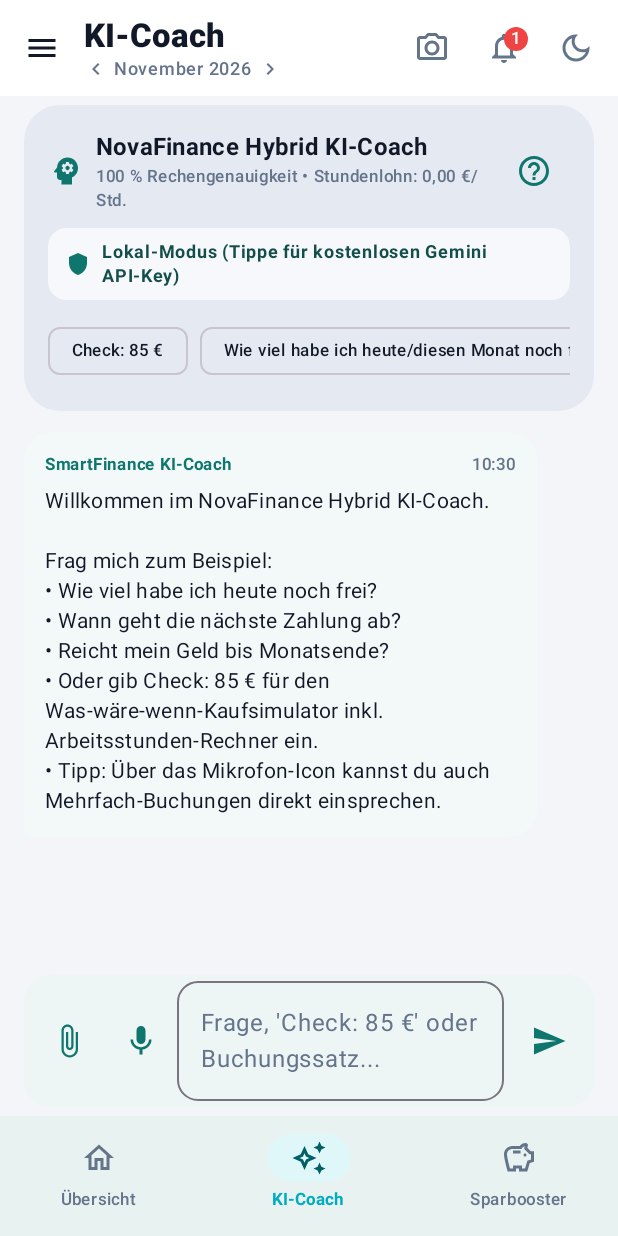
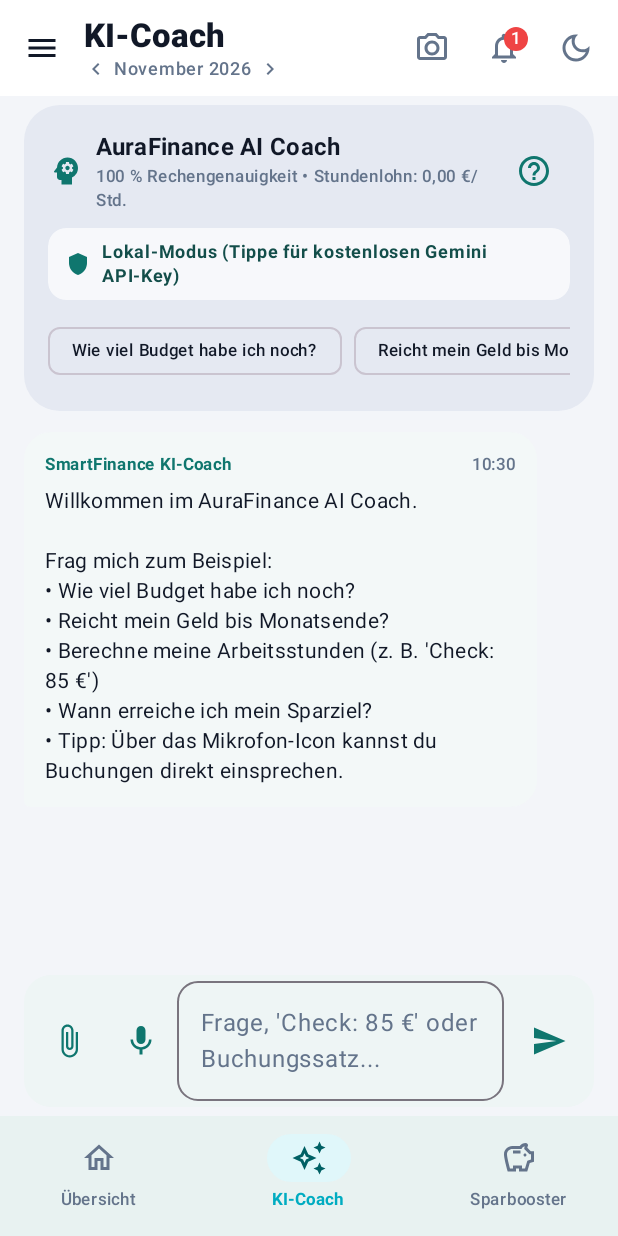
Before and after one commit to ShelbyGD/Finanzen, an Android app built with Jetpack Compose: the screen it shows after launch (MainActivity), item 2 of the bottom bar chosen, on a phone screen of 412 x 824 dp. Run offline under Robolectric (Android 15) with nearby library versions, the phone set to English and light mode, and no system bars; our stand-ins replace Room's generated code.

Commit message:
Optimize drawer width/icons, rebrand to AuraFinance AI with new icon, and clean up AI coach intro

```diff
--- a/app/src/main/java/de/smartfinance/app/MainActivity.kt
+++ b/app/src/main/java/de/smartfinance/app/MainActivity.kt
@@ -37,6 +37,13 @@ import androidx.compose.material.icons.outlined.Home
 import androidx.compose.material.icons.outlined.LightMode
 import androidx.compose.material.icons.outlined.Notifications
 import androidx.compose.material.icons.outlined.Savings
+import androidx.compose.material.icons.automirrored.filled.List
+import androidx.compose.material.icons.filled.Archive
+import androidx.compose.material.icons.filled.Home
+import androidx.compose.material.icons.filled.Info
+import androidx.compose.material.icons.filled.Lock
+import androidx.compose.material.icons.filled.Settings
+import androidx.compose.material.icons.filled.Star
 import androidx.compose.material3.Badge
 import androidx.compose.material3.BadgedBox
 import androidx.compose.material3.DrawerValue
@@ -47,7 +54,6 @@ import androidx.compose.material3.Icon
 import androidx.compose.material3.IconButton
 import androidx.compose.material3.MaterialTheme
 import androidx.compose.material3.ModalDrawerSheet
-import androidx.compose.material3.HorizontalDivider
 import androidx.compose.material3.ModalNavigationDrawer
 import androidx.compose.material3.NavigationBar
 import androidx.compose.material3.NavigationBarItem
@@ -190,22 +196,19 @@ fun SmartFinanceRootApp(viewModel: SmartFinanceViewModel) {
         drawerState = drawerState,
         drawerContent = {
             ModalDrawerSheet(
-                modifier = Modifier.width(320.dp)
+                drawerContainerColor = MaterialTheme.colorScheme.surface,
+                modifier = Modifier.width(280.dp)
             ) {
-                // Header im linken Hamburger-Menü: Clean M3 Surface (kein lila Balken)
-                Surface(
-                    color = MaterialTheme.colorScheme.surface,
-                    modifier = Modifier.fillMaxWidth()
-                ) {
+                // Header im linken Hamburger-Menü: Einheitliche Clean M3 Surface
                 Column(
                     modifier = Modifier
                         .fillMaxWidth()
-                            .padding(horizontal = 24.dp, vertical = 24.dp),
+                        .padding(horizontal = 20.dp, vertical = 20.dp),
                     verticalArrangement = Arrangement.spacedBy(4.dp)
                 ) {
                     Text(
-                            text = "NovaFinance",
-                            style = MaterialTheme.typography.headlineSmall,
+                        text = "AuraFinance AI",
+                        style = MaterialTheme.typography.titleLarge,
                         fontWeight = FontWeight.Bold,
                         color = MaterialTheme.colorScheme.onSurface
                     )
@@ -214,7 +217,7 @@ fun SmartFinanceRootApp(viewModel: SmartFinanceViewModel) {
                         style = MaterialTheme.typography.labelMedium,
                         color = MaterialTheme.colorScheme.onSurfaceVariant
                     )
-                        Spacer(modifier = Modifier.height(6.dp))
+                    Spacer(modifier = Modifier.height(4.dp))
                     Surface(
                         shape = RoundedCornerShape(8.dp),
                         color = if (activeTier == AppTier.PRO_FULL) {
@@ -236,13 +239,28 @@ fun SmartFinanceRootApp(viewModel: SmartFinanceViewModel) {
                         )
                     }
                 }
-                }
 
                 HorizontalDivider(color = MaterialTheme.colorScheme.outlineVariant.copy(alpha = 0.5f))
                 Spacer(modifier = Modifier.height(8.dp))
 
                 DrawerDestination.entries.forEach { destination ->
+                    val destinationIcon = when (destination) {
+                        DrawerDestination.COCKPIT -> Icons.Default.Home
+                        DrawerDestination.INSTALLMENTS -> Icons.AutoMirrored.Filled.List
+                        DrawerDestination.ARCHIVE -> Icons.Default.Archive
+                        DrawerDestination.DATA_VAULT -> Icons.Default.Lock
+                        DrawerDestination.SETTINGS_DEMO -> Icons.Default.Settings
+                        DrawerDestination.HELP_CHANGELOG -> Icons.Default.Info
+                        DrawerDestination.LITE_PRO_OVERVIEW -> Icons.Default.Star
+                    }
                     NavigationDrawerItem(
+                        icon = {
+                            Icon(
+                                imageVector = destinationIcon,
+                                contentDescription = null,
+                                modifier = Modifier.size(20.dp)
+                            )
+                        },
                         label = {
                             Text(
                                 text = destination.title,
@@ -260,13 +278,6 @@ fun SmartFinanceRootApp(viewModel: SmartFinanceViewModel) {
                 }
 
                 Spacer(modifier = Modifier.weight(1f))
-                HorizontalDivider(modifier = Modifier.padding(horizontal = 16.dp))
-                Text(
-                    text = "100 % Lokal • Room DB Safe-Update • v${BuildConfig.VERSION_NAME} (#${BuildConfig.BUILD_NUMBER})",
-                    style = MaterialTheme.typography.labelSmall,
-                    color = MaterialTheme.colorScheme.onSurfaceVariant,
-                    modifier = Modifier.padding(16.dp)
-                )
             }
         }
     ) {
--- a/app/src/main/java/de/smartfinance/app/ui/SmartFinanceViewModel.kt
+++ b/app/src/main/java/de/smartfinance/app/ui/SmartFinanceViewModel.kt
@@ -165,13 +165,13 @@ class SmartFinanceViewModel(application: Application) : AndroidViewModel(applica
         listOf(
             ChatMessage(
                 senderIsUser = false,
-                text = "Willkommen im NovaFinance Hybrid KI-Coach.\n\n" +
+                text = "Willkommen im AuraFinance AI Coach.\n\n" +
                     "Frag mich zum Beispiel:\n" +
-                    "• Wie viel habe ich heute noch frei?\n" +
-                    "• Wann geht die nächste Zahlung ab?\n" +
+                    "• Wie viel Budget habe ich noch?\n" +
                     "• Reicht mein Geld bis Monatsende?\n" +
-                    "• Oder gib Check: 85 € für den Was-wäre-wenn-Kaufsimulator inkl. Arbeitsstunden-Rechner ein.\n" +
-                    "• Tipp: Über das Mikrofon-Icon kannst du auch Mehrfach-Buchungen direkt einsprechen."
+                    "• Berechne meine Arbeitsstunden (z. B. 'Check: 85 €')\n" +
+                    "• Wann erreiche ich mein Sparziel?\n" +
+                    "• Tipp: Über das Mikrofon-Icon kannst du Buchungen direkt einsprechen."
             )
         )
     )
--- a/app/src/main/java/de/smartfinance/app/ui/components/AiChatBottomSheet.kt
+++ b/app/src/main/java/de/smartfinance/app/ui/components/AiChatBottomSheet.kt
@@ -145,13 +145,10 @@ fun AiCoachTabScreen(
     }
 
     val quickPrompts = listOf(
+        "Wie viel Budget habe ich noch?",
+        "Reicht mein Geld bis Monatsende?",
+        "Berechne meine Arbeitsstunden",
         "Check: 85 €",
-        "Wie viel habe ich heute/diesen Monat noch frei?",
-        "Wann geht die nächste Zahlung ab?",
-        "Wann geht im Monat am meisten ab?",
-        "Was gebe ich im Schnitt für Versicherungen aus?",
-        "Was gebe ich im Schnitt für Handyvertrag aus?",
-        "Reicht mein Geld bis Monatsende?",
         "Wann erreiche ich mein Sparziel?",
         "Was kannst du alles?"
     )
@@ -207,7 +204,7 @@ fun AiCoachTabScreen(
                         )
                         Column {
                             Text(
-                                text = "NovaFinance Hybrid KI-Coach",
+                                text = "AuraFinance AI Coach",
                                 style = MaterialTheme.typography.titleMedium,
                                 fontWeight = FontWeight.Bold,
                                 color = MaterialTheme.colorScheme.onSurface
--- a/app/src/main/res/values/strings.xml
+++ b/app/src/main/res/values/strings.xml
@@ -1,6 +1,6 @@
 <?xml version="1.0" encoding="utf-8"?>
 <resources>
-    <string name="app_name">NovaFinance</string>
+    <string name="app_name">AuraFinance AI</string>
     <string name="shortcut_quick_expense_short">Schnell-Ausgabe</string>
     <string name="shortcut_quick_expense_long">Schnell-Ausgabe buchen</string>
     <string name="shortcut_scan_receipt_short">Beleg scannen</string>
```
Also changed, not shown: app/src/main/java/de/smartfinance/app/core/AppHelpRegistry.kt (+14 -2 lines), app/src/main/res/drawable/ic_launcher_foreground.xml (+8 -20 lines). Lines whose indentation alone changed are shown as unchanged.
